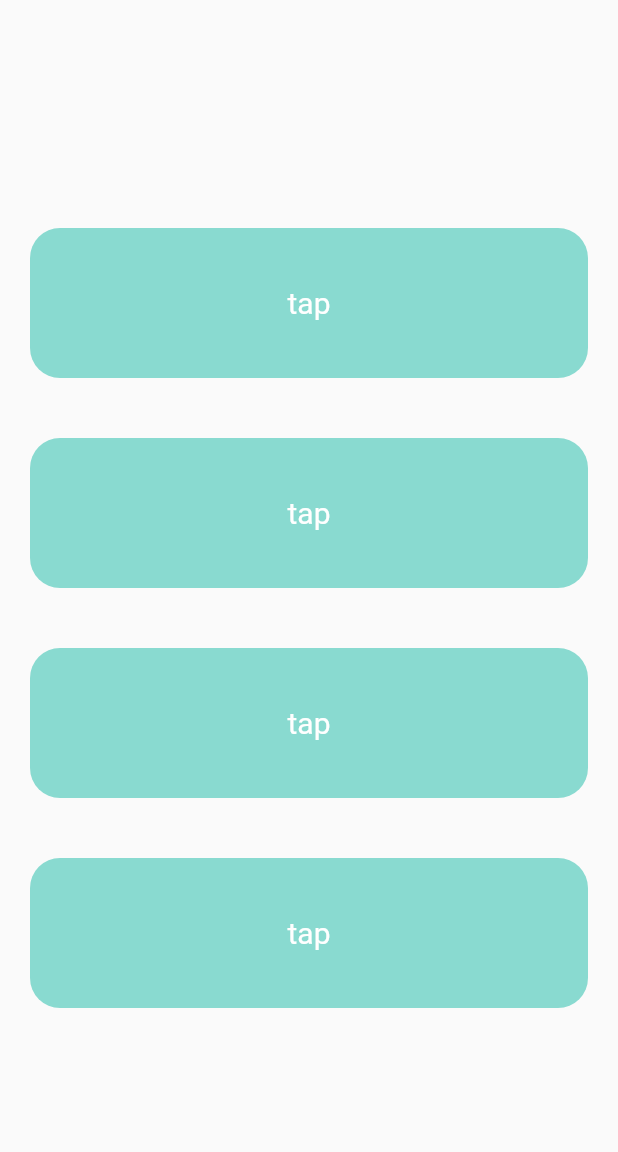
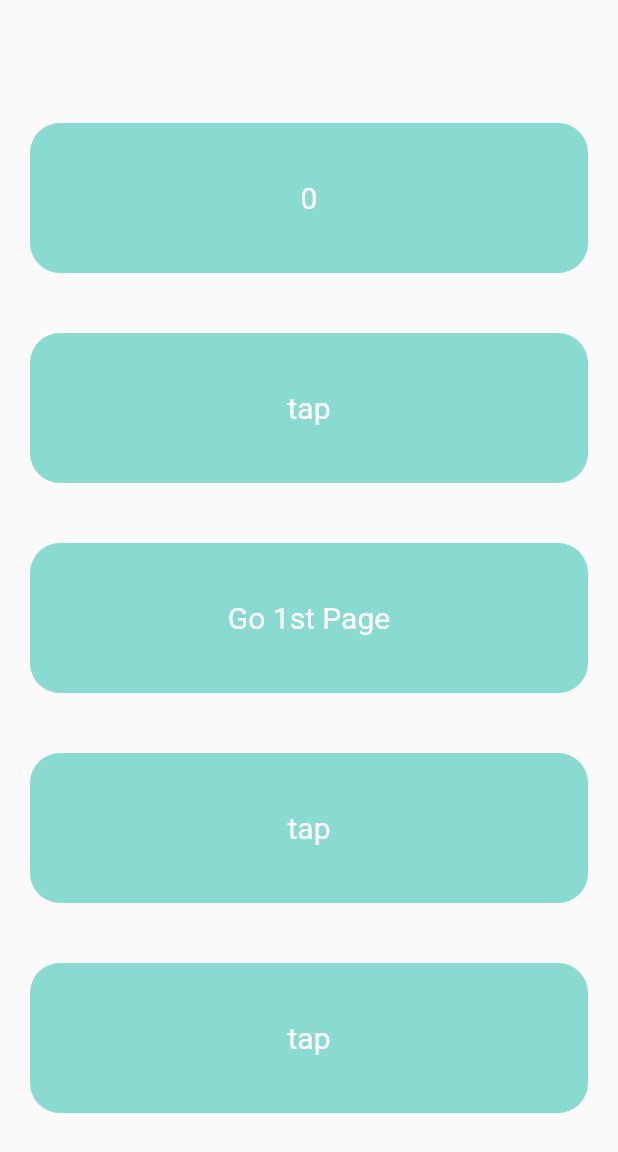
Before and after one commit to Nayemuzzaman/flutter_getx_details, a Flutter app: the screen it shows after launch, on a phone screen of 412 x 824 dp. Shown: the top 1152 px of the screen. Run offline on Flutter 3.47's test engine with Material 2 defaults, Android fonts, the phone set to English and light mode, and no system bars; our stand-ins replace get.

Commit message:
Route using Getx

```diff
--- a/lib/controller/tap_controller.dart
+++ b/lib/controller/tap_controller.dart
@@ -6,6 +6,7 @@ class TapController extends GetxController {
 
   void increase() {
     _x++;
+    update();
     print(x);
   }
 }
--- a/lib/main.dart
+++ b/lib/main.dart
@@ -1,5 +1,6 @@
 import 'package:flutter/material.dart';
 import 'package:flutter_getx_details/my_home_page.dart';
+import 'package:get/get.dart';
 
 void main() {
   runApp(const MyApp());
@@ -11,7 +12,7 @@ class MyApp extends StatelessWidget {
   // This widget is the root of your application.
   @override
   Widget build(BuildContext context) {
-    return MaterialApp(
+    return GetMaterialApp(
       title: 'Flutter Demo',
       theme: ThemeData(
         // This is the theme of your application.
--- a/lib/my_home_page.dart
+++ b/lib/my_home_page.dart
@@ -2,7 +2,8 @@ import 'package:flutter/material.dart';
 import 'package:flutter/src/foundation/key.dart';
 import 'package:flutter/src/widgets/framework.dart';
 import 'package:flutter_getx_details/controller/tap_controller.dart';
-import 'package:get/instance_manager.dart';
+import 'package:flutter_getx_details/first_page.dart';
+import 'package:get/get.dart';
 
 class MyHomePage extends StatelessWidget {
   const MyHomePage({Key? key}) : super(key: key);
@@ -18,6 +19,31 @@ class MyHomePage extends StatelessWidget {
         child: Column(
           mainAxisAlignment: MainAxisAlignment.center,
           children: [
+            // tap the value updated through Getx in Container BoxDecoration
+            GetBuilder<TapController>(
+              builder: (_) {
+                // use tapcontroller or anything this one also uses in Text(tapcontroller.x.toString(),
+                return Container(
+                  margin: const EdgeInsets.all(20),
+                  width: double.maxFinite,
+                  height: 100,
+                  decoration: BoxDecoration(
+                    borderRadius: BorderRadius.circular(20),
+                    color: Color(0xFF89dad0),
+                  ),
+                  child: Center(
+                    //here we uses instance of controller or builder method property
+                    child: Text(
+                      controller.x.toString(),
+                      style: TextStyle(
+                        fontSize: 20,
+                        color: Colors.white,
+                      ),
+                    ),
+                  ),
+                );
+              },
+            ),
             //gesture detector uses for tap method uses
             GestureDetector(
               onTap: () {
@@ -42,8 +68,11 @@ class MyHomePage extends StatelessWidget {
                 )),
               ),
             ),
+            //Next pages show container with Getx
             GestureDetector(
-              onTap: () {},
+              onTap: () {
+                Get.to(()=>FirstPage());
+              },
               child: Container(
                 margin: const EdgeInsets.all(20),
                 width: double.maxFinite,
@@ -54,7 +83,7 @@ class MyHomePage extends StatelessWidget {
                 ),
                 child: Center(
                     child: Text(
-                  "tap",
+                  "Go 1st Page",
                   style: TextStyle(
                     fontSize: 20,
                     color: Colors.white,
```
Also changed, not shown: lib/first_page.dart (added, +47 -0 lines).
